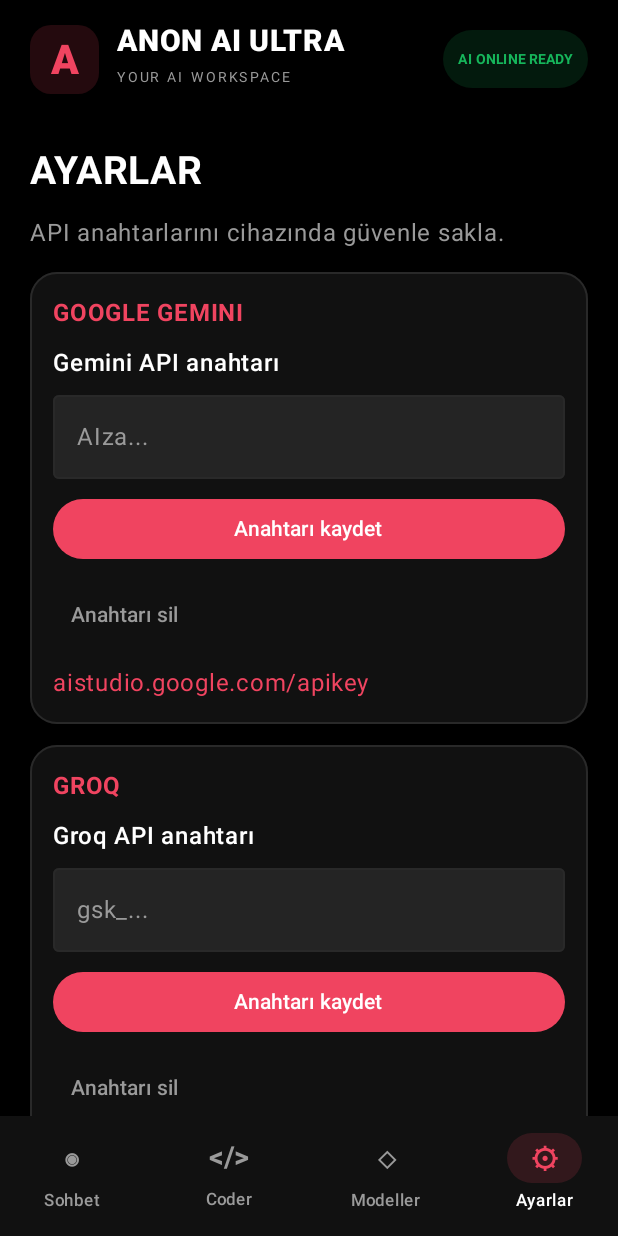
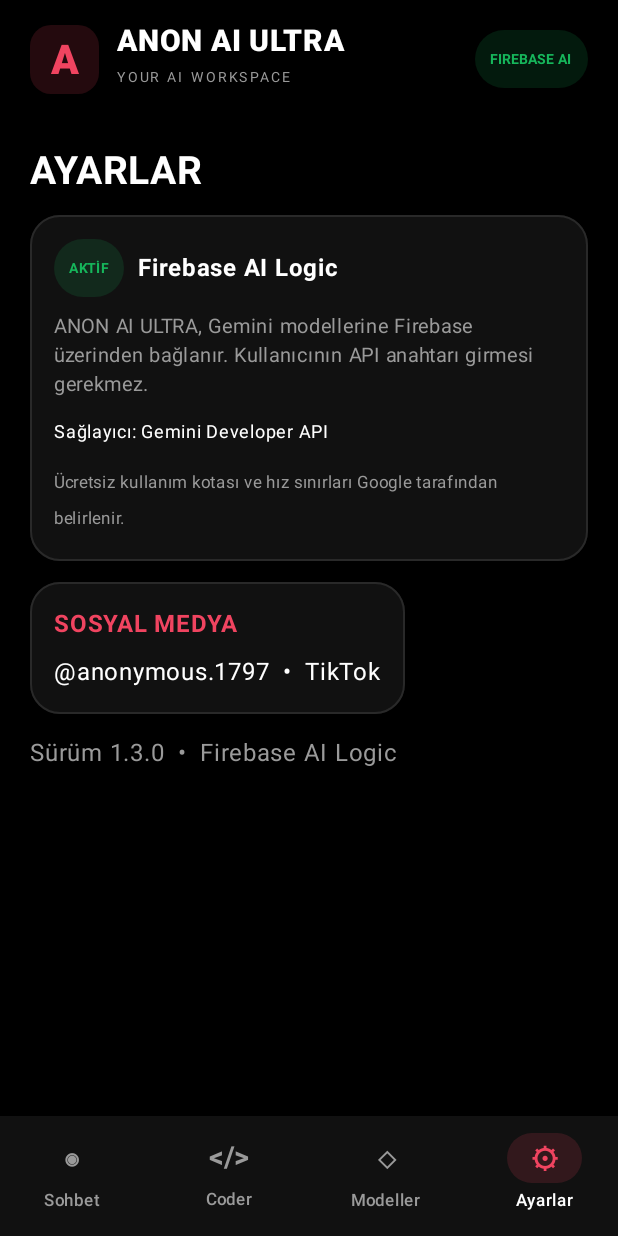
Before and after one commit to furkanmeyra2173-create/ANON-AI-ULTRA, an Android app built with Jetpack Compose: the screen it shows after launch (MainActivity), item 4 of the bottom bar chosen, on a phone screen of 412 x 824 dp. Run offline under Robolectric (Android 15) with nearby library versions, the phone set to English and light mode, and no system bars.

Commit message:
Connect ANON AI ULTRA to Firebase AI Logic without user API keys

```diff
--- a/app/src/main/java/com/anonai/ultra/MainActivity.kt
+++ b/app/src/main/java/com/anonai/ultra/MainActivity.kt
@@ -31,6 +31,10 @@ import androidx.compose.ui.text.style.TextOverflow
 import androidx.compose.ui.unit.dp
 import androidx.compose.ui.unit.sp
 import java.net.UnknownHostException
+import com.google.firebase.Firebase
+import com.google.firebase.ai.ai
+import com.google.firebase.ai.type.GenerativeBackend
+import kotlinx.coroutines.runBlocking
 
 private val Black = Color(0xFF000000)
 private val Panel = Color(0xFF111111)
@@ -54,10 +58,8 @@ private data class AiModel(
 )
 
 private val models = listOf(
-    AiModel("Gemini 2.5 Flash", "Gemini", "Sohbet ve kodlama", "Google Gemini hızlı model.", "gemini-2.5-flash"),
-    AiModel("Gemini 2.5 Flash Lite", "Gemini", "Hızlı sohbet", "Daha hafif Gemini modeli.", "gemini-2.5-flash-lite"),
-    AiModel("Llama 3.1 8B Instant", "Groq", "Hızlı sohbet", "Groq üzerinden hızlı yanıt.", "llama-3.1-8b-instant"),
-    AiModel("GPT OSS 20B", "Groq", "Genel amaçlı ve kod", "Groq API üzerinden açık model.", "openai/gpt-oss-20b")
+    AiModel("Gemini 3.5 Flash", "Firebase AI", "Sohbet ve kodlama", "Firebase üzerinden Google Gemini hızlı model.", "gemini-3.5-flash"),
+    AiModel("Gemini 3.5 Flash Lite", "Firebase AI", "Hızlı sohbet", "Daha hafif Gemini modeli.", "gemini-3.5-flash-lite")
 )
 
 class MainActivity : ComponentActivity() {
@@ -129,7 +131,7 @@ private fun AppHeader() {
             Text("ANON AI ULTRA", color = White, fontSize = 20.sp, fontWeight = FontWeight.ExtraBold)
             Text("YOUR AI WORKSPACE", color = Muted, fontSize = 9.sp, letterSpacing = 2.sp)
         }
-        Pill("AI ONLINE READY", Green)
+        Pill("FIREBASE AI", Green)
     }
 }
 
@@ -159,13 +161,33 @@ private fun runAiRequest(
     context: android.content.Context, model: AiModel, systemPrompt: String,
     history: List<Pair<String, String>>, onStart: () -> Unit, onFinish: (String) -> Unit
 ) {
-    val provider = model.provider.lowercase()
-    val key = SecureApiKeyStore.read(context, provider)
-    if (key.isNullOrBlank()) { onFinish("${model.provider} API anahtarı Ayarlar bölümünde eksik."); return }
     onStart()
     Thread {
-        val result = try { ProviderAiClient.ask(provider, key, model.id, systemPrompt, history).text }
-        catch (e: Exception) { if (e is UnknownHostException) "İnternet bağlantısı kurulamadı." else e.message ?: "Bilinmeyen API hatası." }
+        val result = try {
+            val prompt = buildString {
+                appendLine(systemPrompt)
+                appendLine()
+                appendLine("Sohbet geçmişi:")
+                history.forEach { (role, text) ->
+                    appendLine(if (role == "assistant") "Asistan: $text" else "Kullanıcı: $text")
+                }
+                appendLine()
+                append("Son mesaja Türkçe ve faydalı şekilde cevap ver.")
+            }
+            val response = runBlocking {
+                Firebase.ai(backend = GenerativeBackend.googleAI())
+                    .generativeModel(model.id)
+                    .generateContent(prompt)
+            }
+            response.text?.takeIf { it.isNotBlank() } ?: "AI boş yanıt döndürdü."
+        } catch (e: Exception) {
+            when {
+                e is UnknownHostException -> "İnternet bağlantısı kurulamadı."
+                e.message?.contains("App Check", ignoreCase = true) == true ->
+                    "Firebase App Check doğrulaması gerekiyor. Debug token kaydı yapılmalı."
+                else -> e.message ?: "Firebase AI isteği başarısız oldu."
+            }
+        }
         Handler(Looper.getMainLooper()).post { onFinish(result) }
     }.start()
 }
@@ -313,7 +335,7 @@ private fun CoderScreen() {
                 val task = prompt.trim()
                 if (task.isNotEmpty() && !loading) {
                     answer = ""
-                    runAiRequest(context, models.first { it.provider == "Groq" },
+                    runAiRequest(context, models.first(),
                         "Sen deneyimli bir yazılım geliştiricisisin. Kullanıcıya Türkçe cevap ver. Seçilen dil: $language. Kod istediğinde çalışan, eksiksiz kod blokları üret; varsayımları belirt ve hataları açıkla. İstek: $task",
                         listOf("user" to "Bu görevi $language dilinde gerçekleştir: $task"),
                         onStart = { loading = true },
@@ -381,34 +403,44 @@ private fun ModelsScreen(selected: String, onSelect: (String) -> Unit) {
 
 @Composable
 private fun SettingsScreen() {
-    val context = LocalContext.current
-    var gemini by remember { mutableStateOf(SecureApiKeyStore.read(context, "gemini").orEmpty()) }
-    var groq by remember { mutableStateOf(SecureApiKeyStore.read(context, "groq").orEmpty()) }
-    var geminiSaved by remember { mutableStateOf(gemini.isNotBlank()) }
-    var groqSaved by remember { mutableStateOf(groq.isNotBlank()) }
-    Column(Modifier.fillMaxSize().verticalScroll(rememberScrollState()).padding(20.dp), verticalArrangement = Arrangement.spacedBy(14.dp)) {
+    Column(
+        Modifier.fillMaxSize().verticalScroll(rememberScrollState()).padding(20.dp),
+        verticalArrangement = Arrangement.spacedBy(14.dp)
+    ) {
         Text("AYARLAR", color = White, fontSize = 26.sp, fontWeight = FontWeight.Bold)
-        Text("API anahtarlarını cihazında güvenle sakla.", color = Muted)
-        ProviderKeyCard("GOOGLE GEMINI", "Gemini API anahtarı", gemini, "AIza...", geminiSaved,
-            { gemini = it; geminiSaved = false },
-            { if (gemini.trim().startsWith("AIza")) { SecureApiKeyStore.save(context, "gemini", gemini); geminiSaved = true; Toast.makeText(context, "Gemini anahtarı kaydedildi.", Toast.LENGTH_SHORT).show() } else Toast.makeText(context, "Gemini anahtarını kontrol et.", Toast.LENGTH_SHORT).show() },
-            { SecureApiKeyStore.clear(context, "gemini"); gemini = ""; geminiSaved = false },
-            "https://aistudio.google.com/apikey", "aistudio.google.com/apikey")
-        ProviderKeyCard("GROQ", "Groq API anahtarı", groq, "gsk_...", groqSaved,
-            { groq = it; groqSaved = false },
-            { if (groq.trim().startsWith("gsk_")) { SecureApiKeyStore.save(context, "groq", groq); groqSaved = true; Toast.makeText(context, "Groq anahtarı kaydedildi.", Toast.LENGTH_SHORT).show() } else Toast.makeText(context, "Groq anahtarını kontrol et.", Toast.LENGTH_SHORT).show() },
-            { SecureApiKeyStore.clear(context, "groq"); groq = ""; groqSaved = false },
-            "https://console.groq.com/keys", "console.groq.com/keys")
-        Card(colors = CardDefaults.cardColors(containerColor = Panel), border = BorderStroke(1.dp, Line), shape = RoundedCornerShape(20.dp)) {
+        Card(
+            colors = CardDefaults.cardColors(containerColor = Panel),
+            border = BorderStroke(1.dp, Line),
+            shape = RoundedCornerShape(20.dp)
+        ) {
+            Column(Modifier.padding(16.dp), verticalArrangement = Arrangement.spacedBy(10.dp)) {
+                Row(verticalAlignment = Alignment.CenterVertically) {
+                    Pill("AKTİF", Green)
+                    Spacer(Modifier.width(9.dp))
+                    Text("Firebase AI Logic", color = White, fontWeight = FontWeight.Bold)
+                }
+                Text(
+                    "ANON AI ULTRA, Gemini modellerine Firebase üzerinden bağlanır. Kullanıcının API anahtarı girmesi gerekmez.",
+                    color = Muted, fontSize = 13.sp, lineHeight = 19.sp
+                )
+                Text("Sağlayıcı: Gemini Developer API", color = White, fontSize = 12.sp)
+                Text("Ücretsiz kullanım kotası ve hız sınırları Google tarafından belirlenir.", color = Muted, fontSize = 11.sp)
+            }
+        }
+        Card(
+            colors = CardDefaults.cardColors(containerColor = Panel),
+            border = BorderStroke(1.dp, Line),
+            shape = RoundedCornerShape(20.dp)
+        ) {
             Column(Modifier.padding(16.dp), verticalArrangement = Arrangement.spacedBy(8.dp)) {
                 Text("SOSYAL MEDYA", color = Red, fontWeight = FontWeight.Bold)
                 Text("@anonymous.1797  •  TikTok", color = White, modifier = Modifier.clickable {
+                    val context = androidx.compose.ui.platform.LocalContext.current
                     context.startActivity(Intent(Intent.ACTION_VIEW, Uri.parse("https://www.tiktok.com/@anonymous.1797")))
                 })
             }
         }
-        Text("Sürüm 1.2.0  •  Gemini + Groq", color = Muted)
-        Text("Anahtarlar Android Keystore ile cihazında şifrelenir. Ücretsiz kota ve model erişimi sağlayıcıya göre değişir.", color = Muted, fontSize = 12.sp)
+        Text("Sürüm 1.3.0  •  Firebase AI Logic", color = Muted)
     }
 }
 
```
